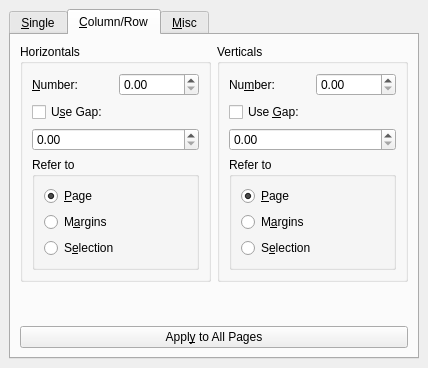
scribusproject/scribus, file scribus/ui/guidemanager.ui: the form before one commit.
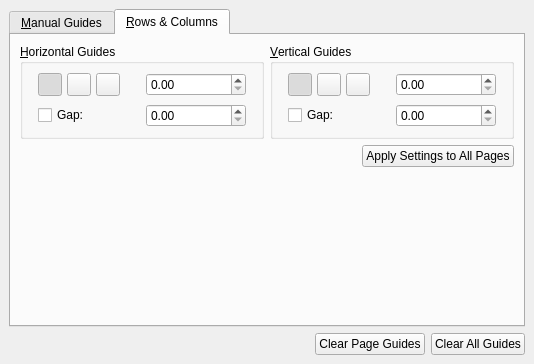
The form after the commit. The open tabs and pages were chosen to show the change. Custom widgets are drawn as their Qt base class.

Commit message: #17961: Guide Manager UI polish <buttar>

```diff
--- a/scribus/ui/guidemanager.ui
+++ b/scribus/ui/guidemanager.ui
@@ -8,8 +8,8 @@
    <rect>
     <x>0</x>
     <y>0</y>
-    <width>428</width>
-    <height>368</height>
+    <width>534</width>
+    <height>364</height>
    </rect>
   </property>
   <property name="windowTitle">
@@ -35,7 +35,7 @@
      </property>
      <widget class="QWidget" name="standardPage">
       <attribute name="title">
-       <string>&amp;Single</string>
+       <string>&amp;Manual Guides</string>
       </attribute>
       <layout class="QGridLayout">
        <property name="leftMargin">
@@ -174,7 +174,7 @@
      </widget>
      <widget class="QWidget" name="autoPage">
       <attribute name="title">
-       <string>&amp;Column/Row</string>
+       <string>&amp;Rows &amp;&amp; Columns</string>
       </attribute>
       <layout class="QGridLayout">
        <property name="leftMargin">
@@ -189,119 +189,175 @@
        <property name="bottomMargin">
         <number>9</number>
        </property>
-       <item row="2" column="0" colspan="2">
-        <widget class="QPushButton" name="applyToAllAutoButton">
-         <property name="toolTip">
-          <string>Apply the shown guides to all pages in the document</string>
-         </property>
-         <property name="text">
-          <string>Appl&amp;y to All Pages</string>
-         </property>
-         <property name="shortcut">
-          <string>Alt+Y</string>
-         </property>
-        </widget>
-       </item>
        <item row="0" column="0">
         <widget class="QGroupBox" name="horizontalAutoGroup">
          <property name="title">
-          <string>Horizontals</string>
+          <string>&amp;Horizontal Guides</string>
          </property>
          <layout class="QGridLayout">
+          <property name="horizontalSpacing">
+           <number>20</number>
+          </property>
+          <property name="verticalSpacing">
+           <number>8</number>
+          </property>
           <item row="0" column="0">
-           <widget class="QLabel" name="textLabel1">
-            <property name="text">
-             <string>&amp;Number:</string>
+           <widget class="FormWidget" name="horizontalRelativeForm" native="true">
+            <property name="sizePolicy">
+             <sizepolicy hsizetype="Maximum" vsizetype="Minimum">
+              <horstretch>0</horstretch>
+              <verstretch>0</verstretch>
+             </sizepolicy>
             </property>
-            <property name="wordWrap">
-             <bool>false</bool>
+            <property name="label" stdset="0">
+             <string>Relative to</string>
             </property>
-            <property name="buddy">
-             <cstring>horizontalAutoCountSpin</cstring>
-            </property>
+            <layout class="QHBoxLayout" name="horizontalRelativeButtonsLayout">
+             <property name="spacing">
+              <number>5</number>
+             </property>
+             <property name="leftMargin">
+              <number>0</number>
+             </property>
+             <property name="topMargin">
+              <number>0</number>
+             </property>
+             <property name="rightMargin">
+              <number>0</number>
+             </property>
+             <property name="bottomMargin">
+              <number>0</number>
+             </property>
+             <item>
+              <widget class="QToolButton" name="horizontalPageAutoButton">
+               <property name="toolTip">
+                <string>Relative to page</string>
+               </property>
+               <property name="text">
+                <string/>
+               </property>
+               <property name="checkable">
+                <bool>true</bool>
+               </property>
+               <property name="checked">
+                <bool>true</bool>
+               </property>
+               <property name="autoExclusive">
+                <bool>true</bool>
+               </property>
+              </widget>
+             </item>
+             <item>
+              <widget class="QToolButton" name="horizontalMarginsAutoButton">
+               <property name="toolTip">
+                <string>Relative to margins</string>
+               </property>
+               <property name="text">
+                <string/>
+               </property>
+               <property name="checkable">
+                <bool>true</bool>
+               </property>
+               <property name="autoExclusive">
+                <bool>true</bool>
+               </property>
+              </widget>
+             </item>
+             <item>
+              <widget class="QToolButton" name="horizontalSelectionAutoButton">
+               <property name="toolTip">
+                <string>Relative to selection</string>
+               </property>
+               <property name="text">
+                <string/>
+               </property>
+               <property name="checkable">
+                <bool>true</bool>
+               </property>
+               <property name="autoExclusive">
+                <bool>true</bool>
+               </property>
+              </widget>
+             </item>
+            </layout>
            </widget>
           </item>
           <item row="0" column="1">
-           <widget class="ScrSpinBox" name="horizontalAutoCountSpin">
-            <property name="toolTip">
-             <string>Number of horizontal guides to create</string>
+           <widget class="FormWidget" name="horizontalNumberForm" native="true">
+            <property name="label" stdset="0">
+             <string>Number</string>
             </property>
-            <property name="suffix">
-             <string/>
-            </property>
-            <property name="minimum">
-             <number>0</number>
-            </property>
-            <property name="value">
-             <number>0</number>
-            </property>
+            <layout class="QHBoxLayout" name="horizontalNumberLayout">
+             <property name="leftMargin">
+              <number>0</number>
+             </property>
+             <property name="topMargin">
+              <number>0</number>
+             </property>
+             <property name="rightMargin">
+              <number>0</number>
+             </property>
+             <property name="bottomMargin">
+              <number>0</number>
+             </property>
+             <item>
+              <widget class="ScrSpinBox" name="horizontalAutoCountSpin">
+               <property name="minimumSize">
+                <size>
+                 <width>100</width>
+                 <height>0</height>
+                </size>
+               </property>
+               <property name="maximumSize">
+                <size>
+                 <width>100</width>
+                 <height>16777215</height>
+                </size>
+               </property>
+               <property name="toolTip">
+                <string>Number of horizontal guides to create</string>
+               </property>
+               <property name="suffix">
+                <string/>
+               </property>
+               <property name="minimum">
+                <double>0.000000000000000</double>
+               </property>
+               <property name="value">
+                <double>0.000000000000000</double>
+               </property>
+              </widget>
+             </item>
+            </layout>
            </widget>
           </item>
-          <item row="1" column="0" colspan="2">
+          <item row="1" column="0">
            <widget class="QCheckBox" name="horizontalAutoGapCheck">
             <property name="toolTip">
              <string>Create rows with guides, with an additional gap between the rows</string>
             </property>
             <property name="text">
-             <string>U&amp;se Gap:</string>
-            </property>
-            <property name="shortcut">
-             <string>Alt+S</string>
+             <string>Gap:</string>
             </property>
            </widget>
           </item>
-          <item row="2" column="0" colspan="2">
-           <widget class="ScrSpinBox" name="horizontalAutoGapSpin"/>
-          </item>
-          <item row="3" column="0" colspan="2">
-           <widget class="QGroupBox" name="groupBox">
-            <property name="title">
-             <string>Refer to</string>
+          <item row="1" column="1">
+           <widget class="ScrSpinBox" name="horizontalAutoGapSpin">
+            <property name="minimumSize">
+             <size>
+              <width>100</width>
+              <height>0</height>
+             </size>
             </property>
-            <layout class="QGridLayout">
-             <item row="0" column="0">
-              <widget class="QRadioButton" name="horizontalPageAutoButton">
-               <property name="toolTip">
-                <string>Create the selected number of horizontal guides relative to the current page</string>
-               </property>
-               <property name="text">
-                <string>&amp;Page</string>
-               </property>
-               <property name="shortcut">
-                <string>Alt+P</string>
-               </property>
-               <property name="checked">
-                <bool>true</bool>
-               </property>
-              </widget>
-             </item>
-             <item row="1" column="0">
-              <widget class="QRadioButton" name="horizontalMarginsAutoButton">
-               <property name="toolTip">
-                <string>Create the selected number of horizontal guides relative to the current page's margins</string>
-               </property>
-               <property name="text">
-                <string>M&amp;argins</string>
-               </property>
-               <property name="shortcut">
-                <string>Alt+A</string>
-               </property>
-              </widget>
-             </item>
-             <item row="2" column="0">
-              <widget class="QRadioButton" name="horizontalSelectionAutoButton">
-               <property name="toolTip">
-                <string>Create the selected number of horizontal guides relative to the current selection of items</string>
-               </property>
-               <property name="text">
-                <string>S&amp;election</string>
-               </property>
-               <property name="shortcut">
-                <string>Alt+E</string>
-               </property>
-              </widget>
-             </item>
-            </layout>
+            <property name="maximumSize">
+             <size>
+              <width>100</width>
+              <height>16777215</height>
+             </size>
+            </property>
+            <property name="toolTip">
+             <string>Set the gap between adjacent generated rows</string>
+            </property>
            </widget>
           </item>
          </layout>
@@ -310,178 +366,216 @@
        <item row="0" column="1">
         <widget class="QGroupBox" name="verticalAutoGroup">
          <property name="title">
-          <string>Verticals</string>
+          <string>&amp;Vertical Guides</string>
          </property>
          <layout class="QGridLayout">
+          <property name="horizontalSpacing">
+           <number>20</number>
+          </property>
+          <property name="verticalSpacing">
+           <number>8</number>
+          </property>
           <item row="0" column="0">
-           <widget class="QLabel" name="textLabel1_2">
-            <property name="text">
-             <string>Nu&amp;mber:</string>
+           <widget class="FormWidget" name="verticalRelativeForm" native="true">
+            <property name="sizePolicy">
+             <sizepolicy hsizetype="Maximum" vsizetype="Minimum">
+              <horstretch>0</horstretch>
+              <verstretch>0</verstretch>
+             </sizepolicy>
             </property>
-            <property name="wordWrap">
-             <bool>false</bool>
+            <property name="label" stdset="0">
+             <string>Relative to</string>
             </property>
-            <property name="buddy">
-             <cstring>verticalAutoCountSpin</cstring>
-            </property>
+            <layout class="QHBoxLayout" name="verticalRelativeButtonsLayout">
+             <property name="spacing">
+              <number>5</number>
+             </property>
+             <property name="leftMargin">
+              <number>0</number>
+             </property>
+             <property name="topMargin">
+              <number>0</number>
+             </property>
+             <property name="rightMargin">
+              <number>0</number>
+             </property>
+             <property name="bottomMargin">
+              <number>0</number>
+             </property>
+             <item>
+              <widget class="QToolButton" name="verticalPageAutoButton">
+               <property name="toolTip">
+                <string>Relative to page</string>
+               </property>
+               <property name="text">
+                <string/>
+               </property>
+               <property name="checkable">
+                <bool>true</bool>
+               </property>
+               <property name="checked">
+                <bool>true</bool>
+               </property>
+               <property name="autoExclusive">
+                <bool>true</bool>
+               </property>
+              </widget>
+             </item>
+             <item>
+              <widget class="QToolButton" name="verticalMarginsAutoButton">
+               <property name="toolTip">
+                <string>Relative to margins</string>
+               </property>
+               <property name="text">
+                <string/>
+               </property>
+               <property name="checkable">
+                <bool>true</bool>
+               </property>
+               <property name="autoExclusive">
+                <bool>true</bool>
+               </property>
+              </widget>
+             </item>
+             <item>
+              <widget class="QToolButton" name="verticalSelectionAutoButton">
+               <property name="toolTip">
+                <string>Relative to selection</string>
+               </property>
+               <property name="text">
+                <string/>
+               </property>
+               <property name="checkable">
+                <bool>true</bool>
+               </property>
+               <property name="autoExclusive">
+                <bool>true</bool>
+               </property>
+              </widget>
+             </item>
+            </layout>
            </widget>
           </item>
           <item row="0" column="1">
-           <widget class="ScrSpinBox" name="verticalAutoCountSpin">
-            <property name="toolTip">
-             <string>Number of vertical guides to create</string>
+           <widget class="FormWidget" name="verticalNumberForm" native="true">
+            <property name="label" stdset="0">
+             <string>Number</string>
             </property>
-            <property name="suffix">
-             <string/>
-            </property>
-            <property name="minimum">
-             <number>0</number>
-            </property>
-            <property name="value">
-             <number>0</number>
-            </property>
+            <layout class="QHBoxLayout" name="verticalNumberLayout">
+             <property name="leftMargin">
+              <number>0</number>
+             </property>
+             <property name="topMargin">
+              <number>0</number>
+             </property>
+             <property name="rightMargin">
+              <number>0</number>
+             </property>
+             <property name="bottomMargin">
+              <number>0</number>
+             </property>
+             <item>
+              <widget class="ScrSpinBox" name="verticalAutoCountSpin">
+               <property name="minimumSize">
+                <size>
+                 <width>100</width>
+                 <height>0</height>
+                </size>
+               </property>
+               <property name="maximumSize">
+                <size>
+                 <width>100</width>
+                 <height>16777215</height>
+                </size>
+               </property>
+               <property name="toolTip">
+                <string>Number of vertical guides to create</string>
+               </property>
+               <property name="suffix">
+                <string/>
+               </property>
+               <property name="minimum">
+                <double>0.000000000000000</double>
+               </property>
+               <property name="value">
+                <double>0.000000000000000</double>
+               </property>
+              </widget>
+             </item>
+            </layout>
            </widget>
           </item>
-          <item row="1" column="0" colspan="2">
+          <item row="1" column="0">
            <widget class="QCheckBox" name="verticalAutoGapCheck">
             <property name="toolTip">
              <string>Create columns with guides, with an additional gap between the columns</string>
             </property>
             <property name="text">
-             <string>Use &amp;Gap:</string>
-            </property>
-            <property name="shortcut">
-             <string>Alt+G</string>
+             <string>Gap:</string>
             </property>
            </widget>
           </item>
-          <item row="2" column="0" colspan="2">
-           <widget class="ScrSpinBox" name="verticalAutoGapSpin"/>
-          </item>
-          <item row="3" column="0" colspan="2">
-           <widget class="QGroupBox" name="groupBox_2">
-            <property name="title">
-             <string>Refer to</string>
+          <item row="1" column="1">
+           <widget class="ScrSpinBox" name="verticalAutoGapSpin">
+            <property name="minimumSize">
+             <size>
+              <width>100</width>
+              <height>0</height>
+             </size>
             </property>
-            <layout class="QGridLayout">
-             <item row="0" column="0">
-              <widget class="QRadioButton" name="verticalPageAutoButton">
-               <property name="toolTip">
-                <string>Create the selected number of vertical guides relative to the current page</string>
-               </property>
-               <property name="text">
-                <string>&amp;Page</string>
-               </property>
-               <property name="shortcut">
-                <string>Alt+P</string>
-               </property>
-               <property name="checked">
-                <bool>true</bool>
-               </property>
-              </widget>
-             </item>
-             <item row="1" column="0">
-              <widget class="QRadioButton" name="verticalMarginsAutoButton">
-               <property name="toolTip">
-                <string>Create the selected number of vertical guides relative to the current page's margins</string>
-               </property>
-               <property name="text">
-                <string>M&amp;argins</string>
-               </property>
-               <property name="shortcut">
-                <string>Alt+A</string>
-               </property>
-              </widget>
-             </item>
-             <item row="2" column="0">
-              <widget class="QRadioButton" name="verticalSelectionAutoButton">
-               <property name="toolTip">
-                <string>Create the selected number of vertical guides relative to the current selection of items</string>
-               </property>
-               <property name="text">
-                <string>S&amp;election</string>
-               </property>
-               <property name="shortcut">
-                <string>Alt+E</string>
-               </property>
-              </widget>
-             </item>
-            </layout>
+            <property name="maximumSize">
+             <size>
+              <width>100</width>
+              <height>16777215</height>
+             </size>
+            </property>
+            <property name="toolTip">
+             <string>Set the gap between adjacent generated columns</string>
+            </property>
            </widget>
           </item>
          </layout>
         </widget>
        </item>
-       <item row="1" column="0">
+       <item row="1" column="0" colspan="2">
+        <layout class="QHBoxLayout" name="applyAutoLayout">
+         <item>
+          <spacer name="horizontalSpacerApplyLeft">
+           <property name="orientation">
+            <enum>Qt::Orientation::Horizontal</enum>
+           </property>
+           <property name="sizeType">
+            <enum>QSizePolicy::Policy::Expanding</enum>
+           </property>
+           <property name="sizeHint" stdset="0">
+            <size>
+             <width>10</width>
+             <height>10</height>
+            </size>
+           </property>
+          </spacer>
+         </item>
+         <item>
+          <widget class="QPushButton" name="applyToAllAutoButton">
+           <property name="toolTip">
+            <string>Apply the current row and column guide settings to all pages in the document</string>
+           </property>
+           <property name="text">
+            <string>Apply Settings to All Pages</string>
+           </property>
+          </widget>
+         </item>
+        </layout>
+       </item>
+       <item row="2" column="0" colspan="2">
         <spacer name="verticalSpacer">
          <property name="orientation">
           <enum>Qt::Vertical</enum>
          </property>
          <property name="sizeHint" stdset="0">
           <size>
-           <width>20</width>
-           <height>0</height>
-          </size>
-         </property>
-        </spacer>
-       </item>
-      </layout>
-     </widget>
-     <widget class="QWidget" name="miscPage">
-      <attribute name="title">
-       <string>&amp;Misc</string>
-      </attribute>
-      <layout class="QGridLayout">
-       <property name="leftMargin">
-        <number>9</number>
-       </property>
-       <property name="topMargin">
-        <number>9</number>
-       </property>
-       <property name="rightMargin">
-        <number>9</number>
-       </property>
-       <property name="bottomMargin">
-        <number>9</number>
-       </property>
-       <item row="0" column="0">
-        <widget class="QPushButton" name="deletePageButton">
-         <property name="toolTip">
-          <string>Delete all guides from the current page</string>
-         </property>
-         <property name="text">
-          <string>Delete Guides from Current &amp;Page</string>
-         </property>
-         <property name="shortcut">
-          <string>Alt+P</string>
-         </property>
-        </widget>
-       </item>
-       <item row="1" column="0">
-        <widget class="QPushButton" name="deleteAllGuides">
-         <property name="toolTip">
-          <string>Delete all guides from the current document</string>
-         </property>
-         <property name="text">
-          <string>Delete Guides from &amp;All Pages</string>
-         </property>
-         <property name="shortcut">
-          <string>Alt+A</string>
-         </property>
-        </widget>
-       </item>
-       <item row="2" column="0">
-        <spacer>
-         <property name="orientation">
-          <enum>Qt::Vertical</enum>
-         </property>
-         <property name="sizeType">
-          <enum>QSizePolicy::Expanding</enum>
-         </property>
-         <property name="sizeHint" stdset="0">
-          <size>
-           <width>20</width>
-           <height>40</height>
+           <width>10</width>
+           <height>10</height>
           </size>
          </property>
         </spacer>
@@ -490,9 +584,55 @@
      </widget>
     </widget>
    </item>
+   <item row="1" column="0">
+    <layout class="QHBoxLayout" name="globalGuideControlsLayout">
+     <item>
+      <spacer name="horizontalSpacerGlobal">
+       <property name="orientation">
+        <enum>Qt::Orientation::Horizontal</enum>
+       </property>
+       <property name="sizeType">
+        <enum>QSizePolicy::Policy::Expanding</enum>
+       </property>
+       <property name="sizeHint" stdset="0">
+        <size>
+         <width>10</width>
+         <height>10</height>
+        </size>
+       </property>
+      </spacer>
+     </item>
+     <item>
+      <widget class="QPushButton" name="deletePageButton">
+       <property name="toolTip">
+        <string>Delete all guides from the current page</string>
+       </property>
+       <property name="text">
+        <string>Clear Page Guides</string>
+       </property>
+      </widget>
+     </item>
+     <item>
+      <widget class="QPushButton" name="deleteAllGuides">
+       <property name="toolTip">
+        <string>Delete all guides from the current document</string>
+       </property>
+       <property name="text">
+        <string>Clear All Guides</string>
+       </property>
+      </widget>
+     </item>
+    </layout>
+   </item>
   </layout>
  </widget>
  <customwidgets>
+  <customwidget>
+   <class>FormWidget</class>
+   <extends>QWidget</extends>
+   <header>ui/widgets/form_widget.h</header>
+   <container>1</container>
+  </customwidget>
   <customwidget>
    <class>ScrSpinBox</class>
    <extends>QDoubleSpinBox</extends>
```
Left out of the diff: 216 changed lines with no effect on the pictures. The commit also changes 3 other files.
